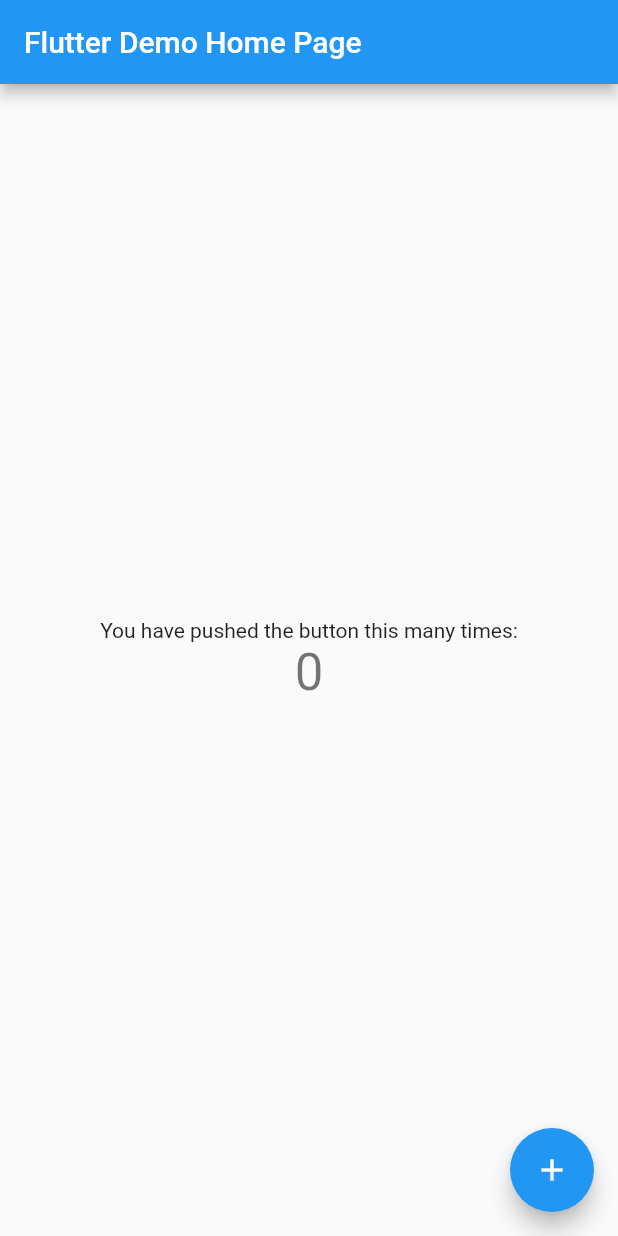
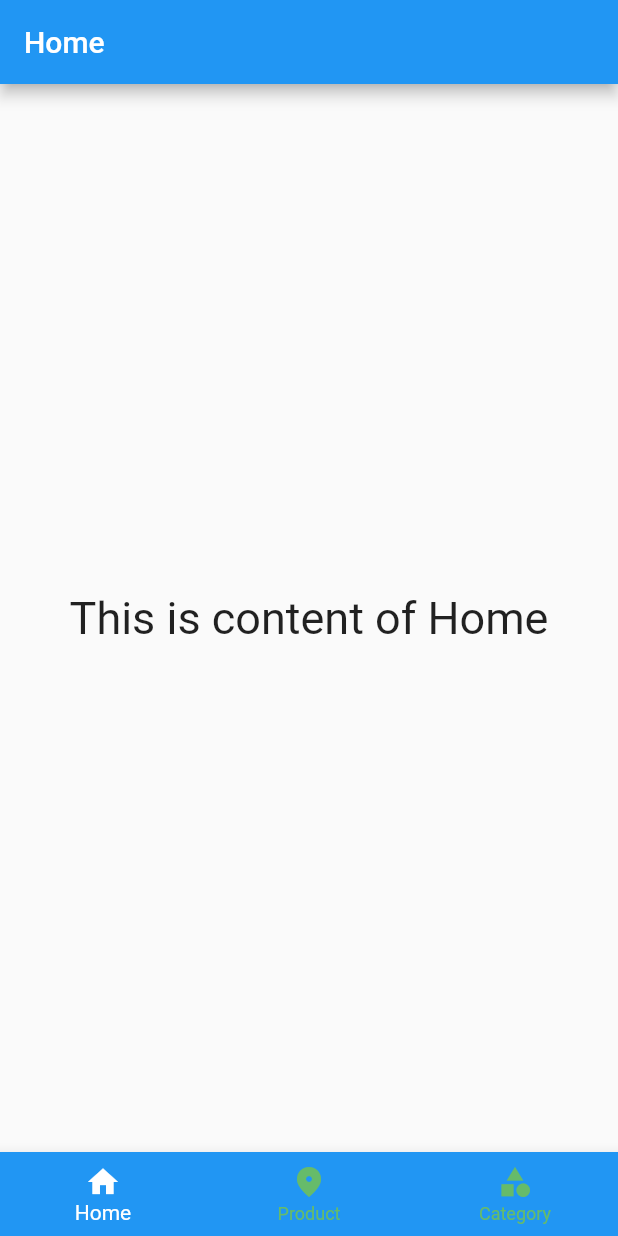
Before and after one commit to kitavrus/kak_kashka, a Flutter app: the screen it shows after launch, on a phone screen of 412 x 824 dp. Run offline on Flutter 3.47's test engine with Material 2 defaults, Android fonts, the phone set to English and light mode, and no system bars; our stand-ins replace equatable, flutter_bloc.

Commit message:
tab pages

```diff
--- a/lib/data/json/json_product_local_data.dart
+++ b/lib/data/json/json_product_local_data.dart
@@ -5,7 +5,7 @@ final jsonProductLocalData = [
     'name': 'Мыло',
     'description': 'Мыло пахучее',
     'barcode': '123456789',
-    'image': 'assets/images/plate_of_fruit.png',
+    'pathToImage': 'assets/images/plate_of_fruit.png',
   },
   {
     'id': 2,
@@ -13,7 +13,7 @@ final jsonProductLocalData = [
     'name': 'Мыло 2',
     'description': 'Мыло пахучее 2',
     'barcode': '1234567890',
-    'image': 'assets/images/plate_of_fruit.png',
+    'pathToImage': 'assets/images/plate_of_fruit.png',
   },
   {
     'id': 3,
@@ -21,6 +21,6 @@ final jsonProductLocalData = [
     'name': 'Мыло 3',
     'description': 'Мыло пахучее 3',
     'barcode': '1234567891',
-    'image': 'assets/images/plate_of_fruit.png',
+    'pathToImage': 'assets/images/plate_of_fruit.png',
   },
 ];
--- a/lib/main.dart
+++ b/lib/main.dart
@@ -1,5 +1,8 @@
 import 'package:flutter/material.dart';
 import 'package:kak_kashka/repository/product_repository.dart';
+import 'package:kak_kashka/ui/page/category/category_page.dart';
+import 'package:kak_kashka/ui/page/home/home_page.dart';
+import 'package:kak_kashka/ui/page/product/product_page.dart';
 
 void main() {
   runApp(MyApp());
@@ -10,101 +13,60 @@ class MyApp extends StatelessWidget {
   @override
   Widget build(BuildContext context) {
     return MaterialApp(
-      title: 'Flutter Demo',
+      debugShowCheckedModeBanner: false,
+      title: 'Как кашка?',
       theme: ThemeData(
         primarySwatch: Colors.blue,
       ),
-      home: MyHomePage(title: 'Flutter Demo Home Page'),
+      home: TabBottomContainer(),
     );
   }
 }
-
-
-class MyHomePage extends StatefulWidget {
-  MyHomePage({Key? key, required this.title}) : super(key: key);
-
-  // This widget is the home page of your application. It is stateful, meaning
-  // that it has a State object (defined below) that contains fields that affect
-  // how it looks.
-
-  // This class is the configuration for the state. It holds the values (in this
-  // case the title) provided by the parent (in this case the App widget) and
-  // used by the build method of the State. Fields in a Widget subclass are
-  // always marked "final".
-
-  final String title;
+class TabBottomContainer extends StatefulWidget {
+  const TabBottomContainer({Key? key}) : super(key: key);
 
   @override
-  _MyHomePageState createState() => _MyHomePageState();
+  _TabBottomContainerState createState() => _TabBottomContainerState();
 }
 
-class _MyHomePageState extends State<MyHomePage> {
-  int _counter = 0;
+class _TabBottomContainerState extends State<TabBottomContainer> {
+  int _tabIndex = 0;
+  List<Widget> listPages = [];
 
-  void _incrementCounter() {
-    setState(() {
-      // This call to setState tells the Flutter framework that something has
-      // changed in this State, which causes it to rerun the build method below
-      // so that the display can reflect the updated values. If we changed
-      // _counter without calling setState(), then the build method would not be
-      // called again, and so nothing would appear to happen.
-      _counter++;
-    });
+  @override
+  void initState() {
+    // TODO: implement initState
+    super.initState();
+    listPages = [
+      HomePage(),
+      ProductPage(),
+      CategoryPage(),
+      // Container(child: Text("Home"),),
+      // Container(child: Text("Product"),),
+      // Container(child: Text("Category"),),
+    ];
   }
 
   @override
   Widget build(BuildContext context) {
-    // This method is rerun every time setState is called, for instance as done
-    // by the _incrementCounter method above.
-    //
-    // The Flutter framework has been optimized to make rerunning build methods
-    // fast, so that you can just rebuild anything that needs updating rather
-    // than having to individually change instances of widgets.
     return Scaffold(
-      appBar: AppBar(
-        // Here we take the value from the MyHomePage object that was created by
-        // the App.build method, and use it to set our appbar title.
-        title: Text(widget.title),
+      body: listPages[_tabIndex],
+      bottomNavigationBar: BottomNavigationBar(
+        selectedItemColor: Colors.white,
+        unselectedItemColor: Colors.green[400],
+        backgroundColor: Theme.of(context).primaryColor,
+        currentIndex: _tabIndex,
+        onTap: (int index) {
+          setState(() {
+            _tabIndex = index;
+          });
+        },
+        items: [
+          BottomNavigationBarItem(icon: Icon(Icons.home),label:"Home", ),
+          BottomNavigationBarItem(icon: Icon(Icons.fmd_good_sharp),label:"Product",),
+          BottomNavigationBarItem(icon: Icon(Icons.category),label:"Category",),
+        ],
       ),
-      body: Center(
-        // Center is a layout widget. It takes a single child and positions it
-        // in the middle of the parent.
-        child: Column(
-          // Column is also a layout widget. It takes a list of children and
-          // arranges them vertically. By default, it sizes itself to fit its
-          // children horizontally, and tries to be as tall as its parent.
-          //
-          // Invoke "debug painting" (press "p" in the console, choose the
-          // "Toggle Debug Paint" action from the Flutter Inspector in Android
-          // Studio, or the "Toggle Debug Paint" command in Visual Studio Code)
-          // to see the wireframe for each widget.
-          //
-          // Column has various properties to control how it sizes itself and
-          // how it positions its children. Here we use mainAxisAlignment to
-          // center the children vertically; the main axis here is the vertical
-          // axis because Columns are vertical (the cross axis would be
-          // horizontal).
-          mainAxisAlignment: MainAxisAlignment.center,
-          children: <Widget>[
-            Text(
-              'You have pushed the button this many times:',
-            ),
-            Text(
-              '$_counter',
-              style: Theme.of(context).textTheme.headline4,
-            ),
-          ],
-        ),
-      ),
-      floatingActionButton: FloatingActionButton(
-        onPressed: () async {
-          print("onPressed");
-          final r  = ProductRepository();
-          print(await r.getAll());
-        },
-        tooltip: 'Increment',
-        child: Icon(Icons.add),
-      ), // This trailing comma makes auto-formatting nicer for build methods.
     );
   }
 }
--- /dev/null
+++ b/lib/ui/page/home/home_page.dart
@@ -0,0 +1,33 @@
+import 'package:flutter/material.dart';
+
+class HomePage extends StatefulWidget {
+  @override
+  _HomePageState createState() => _HomePageState();
+}
+
+class _HomePageState extends State<HomePage> with AutomaticKeepAliveClientMixin<HomePage> {
+  @override
+  void initState() {
+    super.initState();
+    print('initState Home');
+  }
+
+  @override
+  Widget build(BuildContext context) {
+    print('build Home');
+    return Scaffold(
+      appBar: AppBar(
+        title: Text('Home'),
+      ),
+      body: Center(
+        child: Text(
+          'This is content of Home',
+          style: TextStyle(fontSize: 30),
+        ),
+      ),
+    );
+  }
+
+  @override
+  bool get wantKeepAlive => true;
+}
```
Also changed, not shown: lib/repository/product_repository.dart (+7 -4 lines), lib/ui/page/category/category_page.dart (added, +33 -0 lines), lib/ui/page/product/product_page.dart (added, +33 -0 lines).
